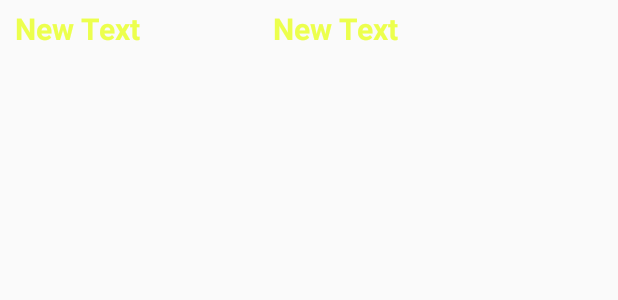
After one commit to masterUNG/TW-School, an Android app: the layout student_listview.xml on its own in the app's theme, with its tools: preview values and no code run, on a phone screen of 412 x 824 dp. The commit adds this screen. Shown: the top 300 px of the screen. Run offline under Robolectric (Android 15) with nearby library versions, the phone set to English and light mode, and no system bars.

Commit message:
Design UI ListView Finish

```diff
--- a/app/src/main/java/appewtc/masterung/twschool/ListAllStudent.java
+++ b/app/src/main/java/appewtc/masterung/twschool/ListAllStudent.java
@@ -2,6 +2,7 @@ package appewtc.masterung.twschool;
 
 import android.support.v7.app.AppCompatActivity;
 import android.os.Bundle;
+import android.view.View;
 
 public class ListAllStudent extends AppCompatActivity {
 
@@ -9,5 +10,10 @@ public class ListAllStudent extends AppCompatActivity {
     protected void onCreate(Bundle savedInstanceState) {
         super.onCreate(savedInstanceState);
         setContentView(R.layout.activity_list_all_student);
+    }   // Main Method
+
+    public void clickBackListStudent(View view) {
+        finish();
     }
-}
+
+}   // Main Class
--- a/app/src/main/java/appewtc/masterung/twschool/TeacherLogin.java
+++ b/app/src/main/java/appewtc/masterung/twschool/TeacherLogin.java
@@ -56,6 +56,13 @@ public class TeacherLogin extends FragmentActivity implements OnMapReadyCallback
 
     public void clickListAllStudent(View view) {
         Intent intent = new Intent(TeacherLogin.this, ListAllStudent.class);
+
+        intent.putExtra("Room", userLoginStrings[4]);
+        intent.putExtra("Name", nameStudentStrings);
+        intent.putExtra("Surname", surnameStudentStrings);
+        intent.putExtra("Lat", latStrings);
+        intent.putExtra("Lng", lngStrings);
+
         startActivity(intent);
     }
 
--- a/app/src/main/res/layout/activity_list_all_student.xml
+++ b/app/src/main/res/layout/activity_list_all_student.xml
@@ -15,7 +15,8 @@
         android:layout_height="wrap_content"
         android:text="Back"
         android:id="@+id/button9"
-        android:layout_alignParentBottom="true" />
+        android:layout_alignParentBottom="true"
+        android:onClick="clickBackListStudent" />
 
     <TextView
         android:layout_width="wrap_content"
--- /dev/null
+++ b/app/src/main/res/layout/student_listview.xml
@@ -0,0 +1,30 @@
+<?xml version="1.0" encoding="utf-8"?>
+<LinearLayout xmlns:android="http://schemas.android.com/apk/res/android"
+    android:orientation="horizontal" android:layout_width="match_parent"
+    android:layout_height="wrap_content">
+
+    <TextView
+        android:layout_width="0dp"
+        android:layout_height="wrap_content"
+        android:text="New Text"
+        android:id="@+id/textView17"
+        android:textSize="@dimen/h2"
+        android:textStyle="bold"
+        android:layout_weight="1.5"
+        android:layout_marginTop="5dp"
+        android:layout_marginBottom="5dp"
+        android:layout_marginLeft="10dp"
+        android:textColor="@color/text" />
+
+    <TextView
+        android:layout_width="0dp"
+        android:layout_height="wrap_content"
+        android:text="New Text"
+        android:id="@+id/textView18"
+        android:textSize="@dimen/h2"
+        android:textStyle="bold"
+        android:layout_weight="2"
+        android:layout_marginTop="5dp"
+        android:layout_marginBottom="5dp"
+        android:textColor="@color/text" />
+</LinearLayout>
```
